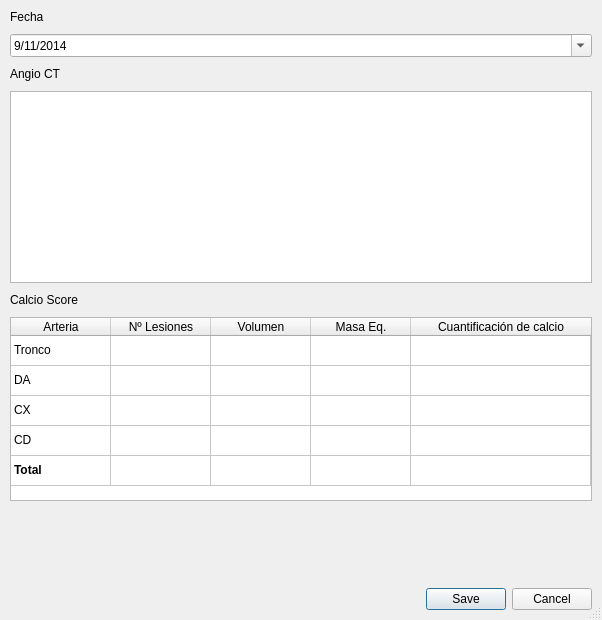
Qt form resources/uis/TACDialog.ui (jbermudezcabrera/ControlDePacientes) before a commit.
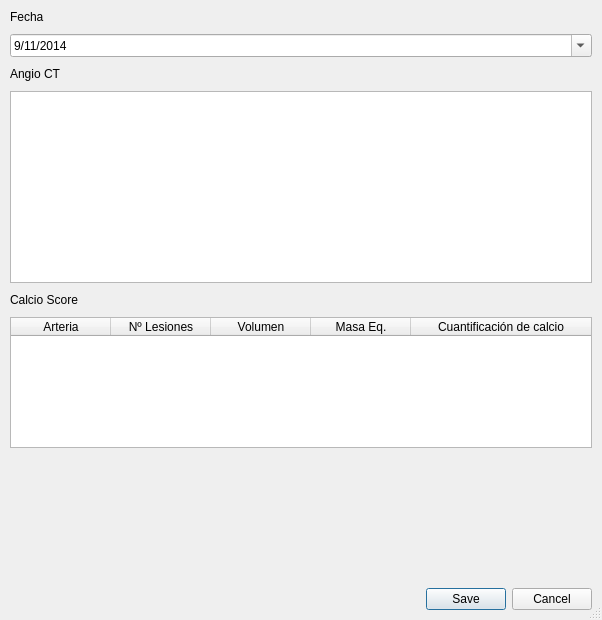
The same form after that commit. Icons and pictures are not drawn.

Commit message: changing to table widget in arteries showing part

What changed in the file:
```diff
--- a/resources/uis/TACDialog.ui
+++ b/resources/uis/TACDialog.ui
@@ -99,7 +99,7 @@
       <enum>QAbstractItemView::SingleSelection</enum>
      </property>
      <property name="rowCount">
-      <number>5</number>
+      <number>0</number>
      </property>
      <attribute name="horizontalHeaderCascadingSectionResizes">
       <bool>true</bool>
@@ -110,11 +110,6 @@
      <attribute name="verticalHeaderVisible">
       <bool>false</bool>
      </attribute>
-     <row/>
-     <row/>
-     <row/>
-     <row/>
-     <row/>
      <column>
       <property name="text">
        <string>Arteria</string>
@@ -140,161 +135,6 @@
        <string>Cuantificación de calcio</string>
       </property>
      </column>
-     <item row="0" column="0">
-      <property name="text">
-       <string>Tronco</string>
-      </property>
-     </item>
-     <item row="0" column="1">
-      <property name="text">
-       <string/>
-      </property>
-     </item>
-     <item row="0" column="2">
-      <property name="text">
-       <string/>
-      </property>
-     </item>
-     <item row="0" column="3">
-      <property name="text">
-       <string/>
-      </property>
-     </item>
-     <item row="0" column="4">
-      <property name="text">
-       <string/>
-      </property>
-     </item>
-     <item row="1" column="0">
-      <property name="text">
-       <string>DA</string>
-      </property>
-     </item>
-     <item row="1" column="1">
-      <property name="text">
-       <string/>
-      </property>
-     </item>
-     <item row="1" column="2">
-      <property name="text">
-       <string/>
-      </property>
-     </item>
-     <item row="1" column="3">
-      <property name="text">
-       <string/>
-      </property>
-     </item>
-     <item row="1" column="4">
-      <property name="text">
-       <string/>
-      </property>
-     </item>
-     <item row="2" column="0">
-      <property name="text">
-       <string>CX</string>
-      </property>
-     </item>
-     <item row="2" column="1">
-      <property name="text">
-       <string/>
-      </property>
-     </item>
-     <item row="2" column="2">
-      <property name="text">
-       <string/>
-      </property>
-     </item>
-     <item row="2" column="3">
-      <property name="text">
-       <string/>
-      </property>
-     </item>
-     <item row="2" column="4">
-      <property name="text">
-       <string/>
-      </property>
-     </item>
-     <item row="3" column="0">
-      <property name="text">
-       <string>CD</string>
-      </property>
-     </item>
-     <item row="3" column="1">
-      <property name="text">
-       <string/>
-      </property>
-     </item>
-     <item row="3" column="2">
-      <property name="text">
-       <string/>
-      </property>
-     </item>
-     <item row="3" column="3">
-      <property name="text">
-       <string/>
-      </property>
-     </item>
-     <item row="3" column="4">
-      <property name="text">
-       <string/>
-      </property>
-     </item>
-     <item row="4" column="0">
-      <property name="text">
-       <string>Total</string>
-      </property>
-      <property name="font">
-       <font>
-        <weight>75</weight>
-        <bold>true</bold>
-       </font>
-      </property>
-     </item>
-     <item row="4" column="1">
-      <property name="text">
-       <string/>
-      </property>
-      <property name="font">
-       <font>
-        <weight>75</weight>
-        <bold>true</bold>
-       </font>
-      </property>
-     </item>
-     <item row="4" column="2">
-      <property name="text">
-       <string/>
-      </property>
-      <property name="font">
-       <font>
-        <weight>75</weight>
-        <bold>true</bold>
-       </font>
-      </property>
-     </item>
-     <item row="4" column="3">
-      <property name="text">
-       <string/>
-      </property>
-      <property name="font">
-       <font>
-        <weight>75</weight>
-        <bold>true</bold>
-       </font>
-      </property>
-     </item>
-     <item row="4" column="4">
-      <property name="text">
-       <string/>
-      </property>
-      <property name="font">
-       <font>
-        <weight>75</weight>
-        <bold>true</bold>
-       </font>
-      </property>
-     </item>
     </widget>
    </item>
    <item>
```
The commit also changes 2 other files.
